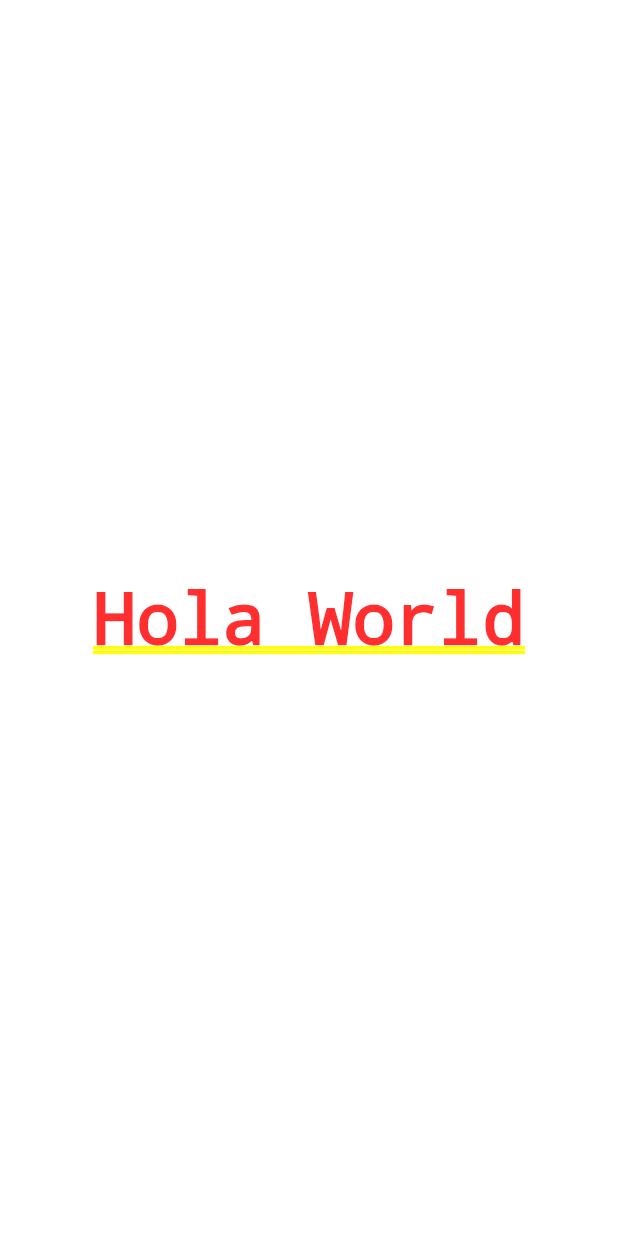
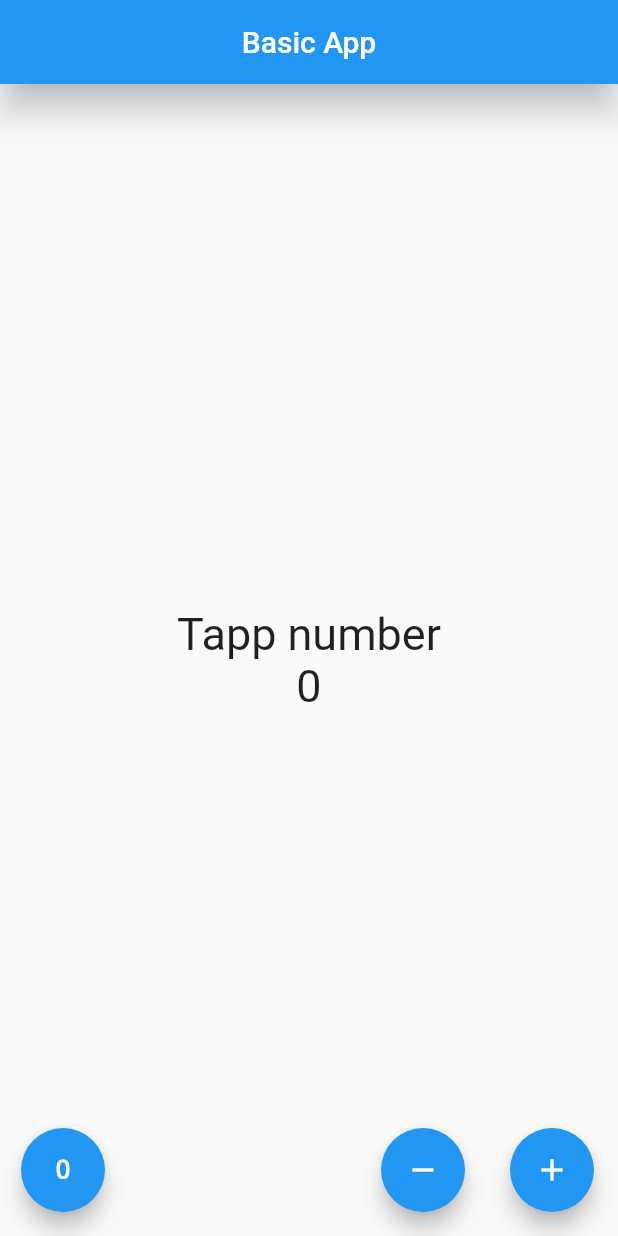
Before and after one commit to igonzarec/dart-flutter-practices, a Flutter app: the screen it shows after launch, on a phone screen of 412 x 824 dp. Run offline on Flutter 3.47's test engine with Material 2 defaults, Android fonts, the phone set to English and light mode, and no system bars.

Commit message:
contador program finished

```diff
--- a/contador/lib/src/app.dart
+++ b/contador/lib/src/app.dart
@@ -1,11 +1,16 @@
 import 'package:flutter/material.dart';
+
+//import 'package:contador/src/pages/home_page.dart';
+import 'package:contador/src/pages/contador_page.dart';
 
 class MyApp extends StatelessWidget {
   @override
   Widget build(context) {
     return MaterialApp(
+        debugShowCheckedModeBanner: false,
         home: Center(
-      child: Text("Hola World"),
-    ));
+          //child: HomePage(),
+          child: ContadorPage(),
+        ));
   }
 }
--- /dev/null
+++ b/contador/lib/src/pages/contador_page.dart
@@ -0,0 +1,78 @@
+import 'package:flutter/material.dart';
+
+class ContadorPage extends StatefulWidget {
+  @override
+  createState() => _ContadorPageState();
+}
+
+final _estiloTexto = TextStyle(fontSize: 30.0);
+int _a = 0;
+
+class _ContadorPageState extends State<ContadorPage> {
+  @override
+  Widget build(BuildContext context) {
+    return Scaffold(
+        appBar: AppBar(
+          title: Text('Basic App'),
+          centerTitle: true,
+          elevation: 10.0,
+        ),
+        body: Center(
+          child: Column(
+            mainAxisAlignment: MainAxisAlignment.center,
+            children: <Widget>[
+              Text(
+                'Tapp number',
+                style: _estiloTexto,
+              ),
+              Text(
+                '$_a',
+                style: _estiloTexto,
+              ),
+            ],
+          ),
+        ),
+        floatingActionButton: _crearBotones());
+  }
+
+  Widget _crearBotones() {
+    return Row(
+      mainAxisAlignment: MainAxisAlignment.end,
+      children: [
+        SizedBox(width: 30.0),
+        FloatingActionButton(
+          onPressed: _toZero,
+          child: Icon(Icons.exposure_zero),
+        ),
+        Expanded(child: SizedBox(width: 30.0)),
+        FloatingActionButton(
+          onPressed: _subtract,
+          child: Icon(Icons.remove),
+        ),
+        SizedBox(width: 30.0),
+        FloatingActionButton(
+          onPressed: _add,
+          child: Icon(Icons.add),
+        ),
+      ],
+    );
+  }
+
+  void _add() {
+    setState(() {
+      _a++;
+    });
+  }
+
+  void _subtract() {
+    setState(() {
+      _a--;
+    });
+  }
+
+  void _toZero() {
+    setState(() {
+      _a = 0;
+    });
+  }
+}
```
Also changed, not shown: contador/lib/src/pages/home_page.dart (added, +43 -0 lines).
